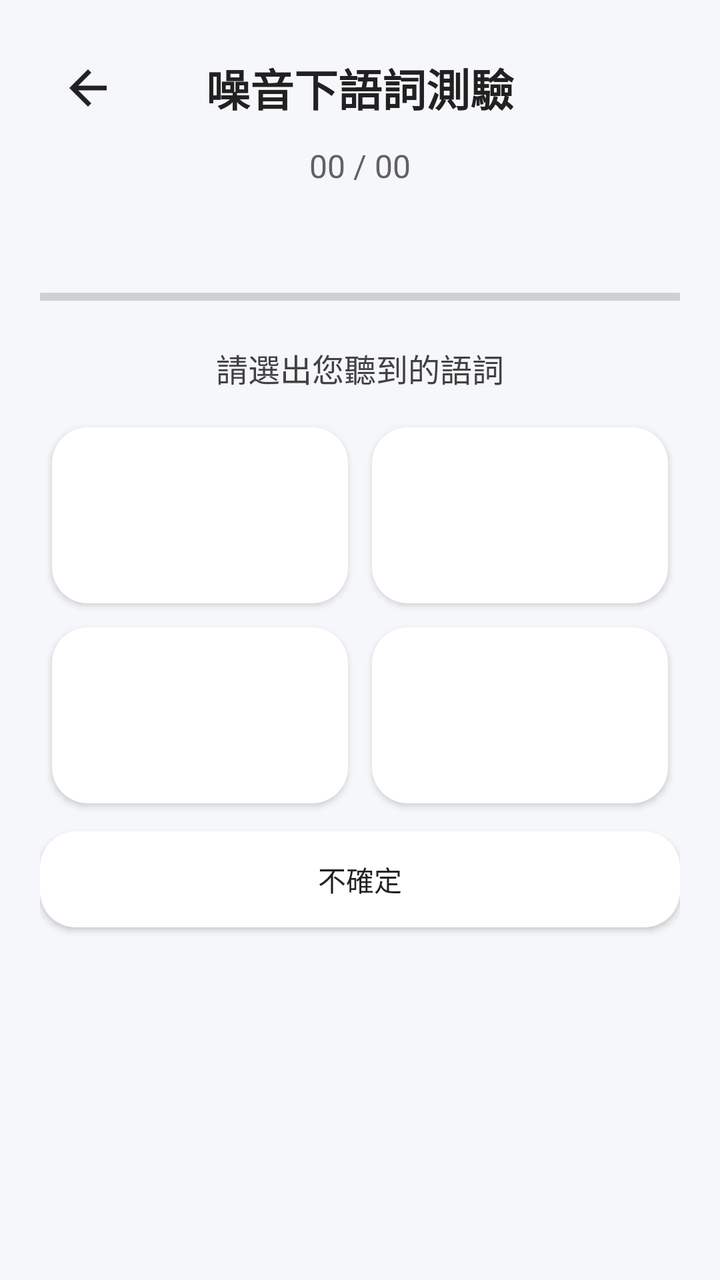
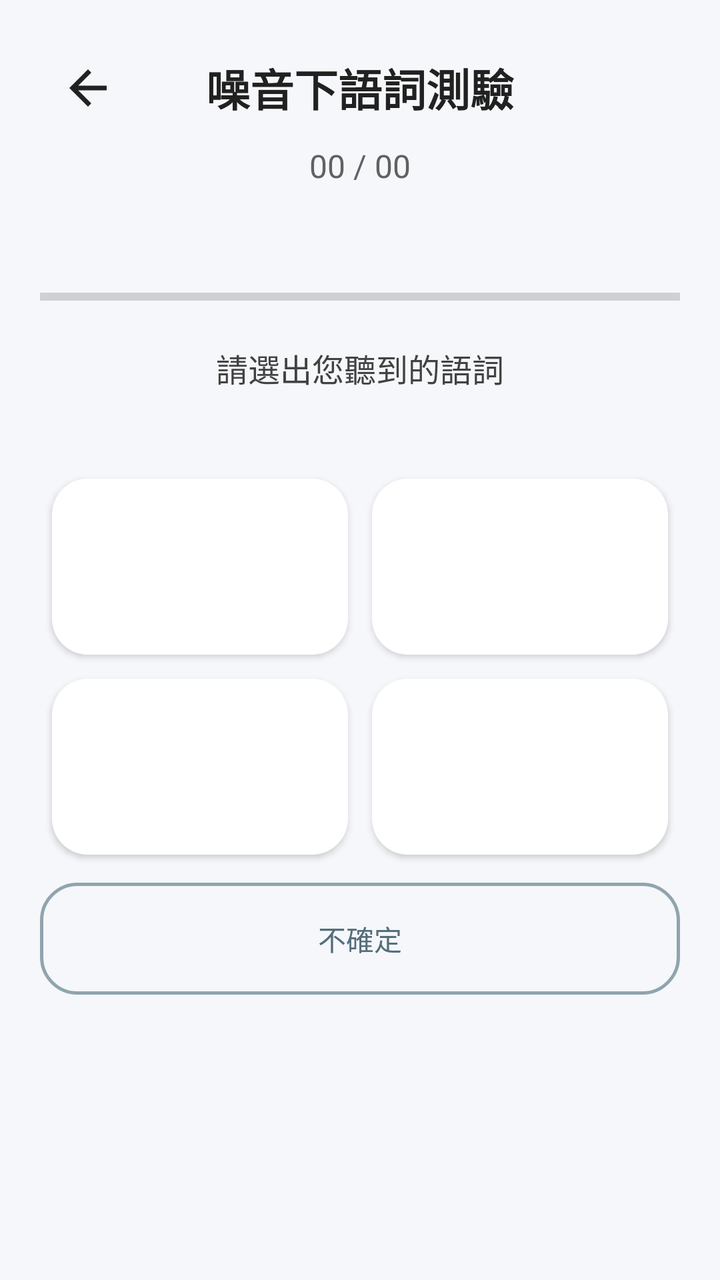

Two renders of the same Android screen: before a commit and after it. Below are the layout's source before the change and the commit's diff.
<!-- AndroidManifest.xml: activity theme Theme.AppCompat.Light.NoActionBar -->
<!-- res/layout/activity_ssn_test.xml -->
<?xml version="1.0" encoding="utf-8"?>
<LinearLayout xmlns:android="http://schemas.android.com/apk/res/android"
    android:layout_width="match_parent"
    android:layout_height="match_parent"
    android:orientation="vertical"
    android:padding="20dp"
    android:fitsSystemWindows="true"
    android:background="#F5F7FA">

    <FrameLayout
        android:layout_width="match_parent"
        android:layout_height="wrap_content">

        <ImageButton
            android:id="@+id/buttonSsnBack"
            android:layout_width="48dp"
            android:layout_height="48dp"
            android:layout_gravity="start|center_vertical"
            android:src="@drawable/ic_arrow_back"
            android:contentDescription="結束並返回"
            android:background="?android:attr/selectableItemBackgroundBorderless" />

        <TextView
            android:layout_width="wrap_content"
            android:layout_height="wrap_content"
            android:layout_gravity="center"
            android:text="噪音下語詞測驗"
            android:textSize="22sp"
            android:textStyle="bold"
            android:textColor="#212121" />
    </FrameLayout>

    <TextView
        android:id="@+id/textViewSsnQuestionCount"
        android:layout_width="wrap_content"
        android:layout_height="wrap_content"
        android:layout_gravity="center_horizontal"
        android:layout_marginTop="4dp"
        android:text="00 / 00"
        android:textSize="16sp"
        android:textColor="#616161" />

    <TextView
        android:id="@+id/textViewSsnSnr"
        android:layout_width="wrap_content"
        android:layout_height="wrap_content"
        android:layout_gravity="center_horizontal"
        android:text=""
        android:textSize="14sp"
        android:textColor="#1976D2" />

    <TextView
        android:id="@+id/textViewSsnDspStatus"
        android:layout_width="wrap_content"
        android:layout_height="wrap_content"
        android:layout_gravity="center_horizontal"
        android:layout_marginTop="2dp"
        android:text=""
        android:textSize="13sp"
        android:textStyle="bold" />

    <ProgressBar
        android:id="@+id/progressBarSsn"
        style="?android:attr/progressBarStyleHorizontal"
        android:layout_width="match_parent"
        android:layout_height="wrap_content"
        android:layout_marginTop="8dp" />

    <TextView
        android:layout_width="wrap_content"
        android:layout_height="wrap_content"
        android:layout_gravity="center_horizontal"
        android:layout_marginTop="16dp"
        android:text="請選出您聽到的語詞"
        android:textSize="16sp"
        android:textColor="#424242" />

    <GridLayout
        android:layout_width="match_parent"
        android:layout_height="wrap_content"
        android:layout_marginTop="12dp"
        android:columnCount="2"
        android:rowCount="2">

        <Button
            android:id="@+id/buttonSsnOption1"
            android:layout_width="0dp"
            android:layout_height="88dp"
            android:layout_columnWeight="1"
            android:layout_margin="6dp"
            android:textSize="22sp"
        android:background="@drawable/rounded_button" />

        <Button
            android:id="@+id/buttonSsnOption2"
            android:layout_width="0dp"
            android:layout_height="88dp"
            android:layout_columnWeight="1"
            android:layout_margin="6dp"
            android:textSize="22sp"
        android:background="@drawable/rounded_button" />

        <Button
            android:id="@+id/buttonSsnOption3"
            android:layout_width="0dp"
            android:layout_height="88dp"
            android:layout_columnWeight="1"
            android:layout_margin="6dp"
            android:textSize="22sp"
        android:background="@drawable/rounded_button" />

        <Button
            android:id="@+id/buttonSsnOption4"
            android:layout_width="0dp"
            android:layout_height="88dp"
            android:layout_columnWeight="1"
            android:layout_margin="6dp"
            android:textSize="22sp"
        android:background="@drawable/rounded_button" />
    </GridLayout>

    <Button
        android:id="@+id/buttonSsnNotSure"
        android:layout_width="match_parent"
        android:layout_height="wrap_content"
        android:layout_marginTop="8dp"
        android:text="不確定"
        android:background="@drawable/rounded_button" />

</LinearLayout>
<!-- resources referenced by this layout -->
<resources>
  <!-- drawable ic_arrow_back (drawable) -->
  <?xml version="1.0" encoding="utf-8"?>
  <vector xmlns:android="http://schemas.android.com/apk/res/android"
      android:width="28dp"
      android:height="28dp"
      android:viewportWidth="24"
      android:viewportHeight="24"
      android:tint="#212121">
      <path
          android:fillColor="@android:color/white"
          android:pathData="M20,11H7.83l5.59,-5.59L12,4l-8,8 8,8 1.41,-1.41L7.83,13H20v-2z" />
  </vector>
  <!-- drawable rounded_button (drawable) -->
  <?xml version="1.0" encoding="utf-8"?>
  <shape xmlns:android="http://schemas.android.com/apk/res/android"
      android:shape="rectangle">
      <solid android:color="#FFFFFF" />
      <corners android:radius="18dp" />
  </shape>
</resources>

<!-- the commit's change to res/layout/activity_ssn_test.xml (unified diff, before → after) -->
@@ -75,6 +75,17 @@
         android:textSize="16sp"
         android:textColor="#424242" />
 
+    <TextView
+        android:id="@+id/textViewSsnPlaying"
+        android:layout_width="match_parent"
+        android:layout_height="wrap_content"
+        android:gravity="center"
+        android:text="🔊 播放中，請仔細聆聽…"
+        android:textSize="15sp"
+        android:textColor="#00796B"
+        android:visibility="invisible"
+        android:layout_marginBottom="4dp" />
+
     <GridLayout
         android:layout_width="match_parent"
         android:layout_height="wrap_content"
@@ -123,8 +134,10 @@
         android:id="@+id/buttonSsnNotSure"
         android:layout_width="match_parent"
         android:layout_height="wrap_content"
+        android:minHeight="56dp"
         android:layout_marginTop="8dp"
         android:text="不確定"
-        android:background="@drawable/rounded_button" />
+        android:textColor="#546E7A"
+        android:background="@drawable/outlined_button" />
 
 </LinearLayout>
<!-- resource entries referenced after the edit -->
@@ -12,6 +12,14 @@
           android:fillColor="@android:color/white"
           android:pathData="M20,11H7.83l5.59,-5.59L12,4l-8,8 8,8 1.41,-1.41L7.83,13H20v-2z" />
   </vector>
+  <!-- drawable outlined_button (drawable) -->
+  <?xml version="1.0" encoding="utf-8"?>
+  <shape xmlns:android="http://schemas.android.com/apk/res/android"
+      android:shape="rectangle">
+      <solid android:color="#00FFFFFF" />
+      <stroke android:width="1.5dp" android:color="#90A4AE" />
+      <corners android:radius="18dp" />
+  </shape>
   <!-- drawable rounded_button (drawable) -->
   <?xml version="1.0" encoding="utf-8"?>
   <shape xmlns:android="http://schemas.android.com/apk/res/android"
